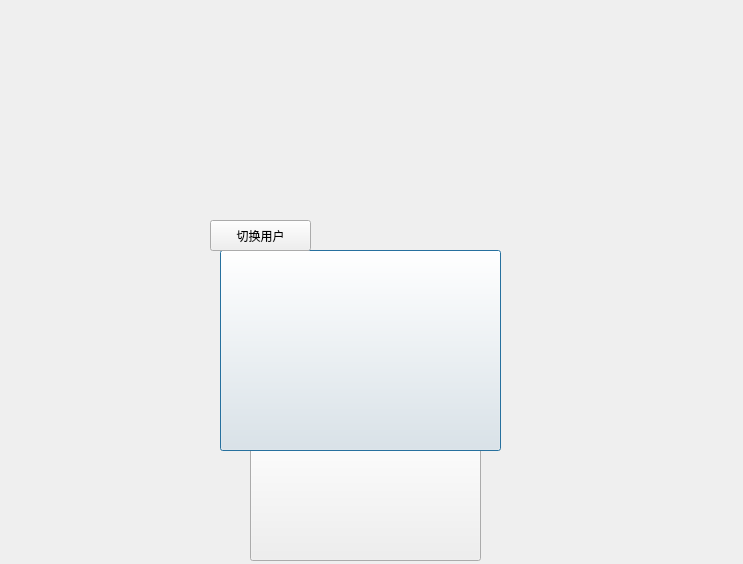
Qt form dialog_start.ui (WCIofQMandRA/Protect-the-Planet) before a commit.
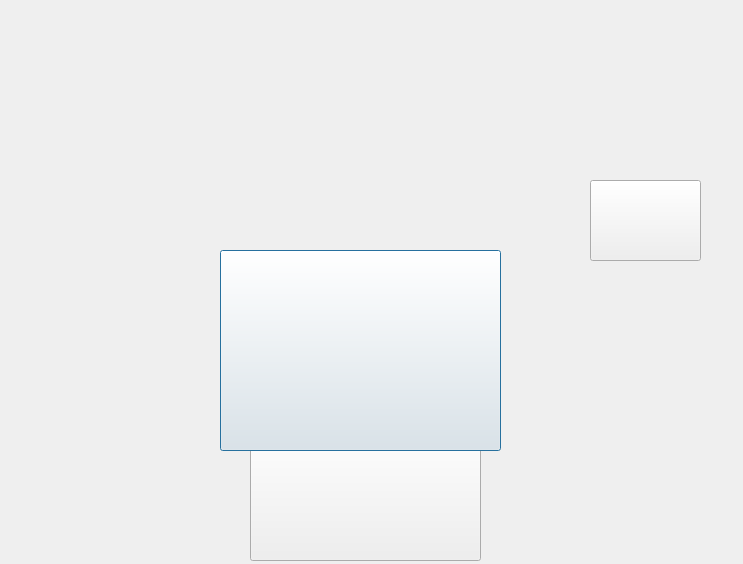
The same form after that commit. Icons and pictures are not drawn.

Commit message: Optimize the visual effect of dialog_start

What changed in the file:
```diff
--- a/dialog_start.ui
+++ b/dialog_start.ui
@@ -93,30 +93,30 @@
   <widget class="QLabel" name="label_lastname">
    <property name="geometry">
     <rect>
-     <x>320</x>
-     <y>220</y>
-     <width>251</width>
-     <height>31</height>
-    </rect>
-   </property>
-   <property name="text">
-    <string/>
-   </property>
-  </widget>
-  <widget class="QPushButton" name="but_changeuser">
-   <property name="geometry">
-    <rect>
      <x>210</x>
-     <y>220</y>
-     <width>101</width>
+     <y>210</y>
+     <width>321</width>
      <height>31</height>
     </rect>
    </property>
+   <property name="text">
+    <string/>
+   </property>
+  </widget>
+  <widget class="QPushButton" name="but_changeuser">
+   <property name="geometry">
+    <rect>
+     <x>590</x>
+     <y>180</y>
+     <width>111</width>
+     <height>81</height>
+    </rect>
+   </property>
    <property name="styleSheet">
     <string notr="true"/>
    </property>
    <property name="text">
-    <string>切换用户</string>
+    <string/>
    </property>
   </widget>
   <zorder>label1</zorder>
```
Left out of the diff: 10 changed lines with no effect on the pictures. The commit also changes 6 other files.
